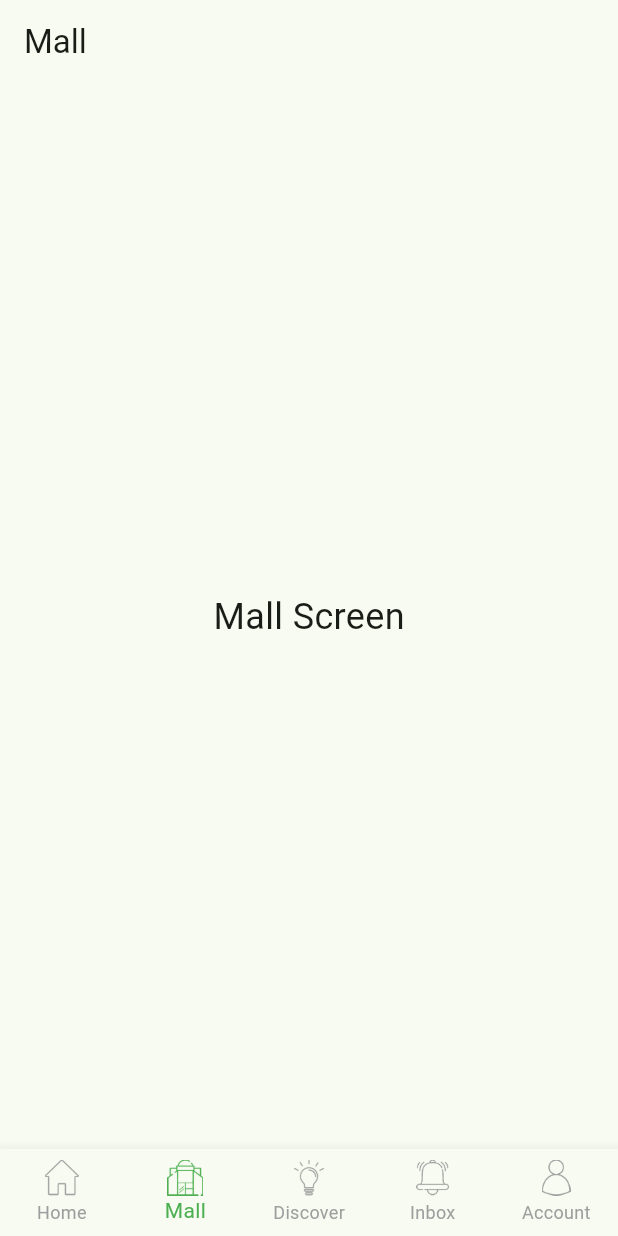
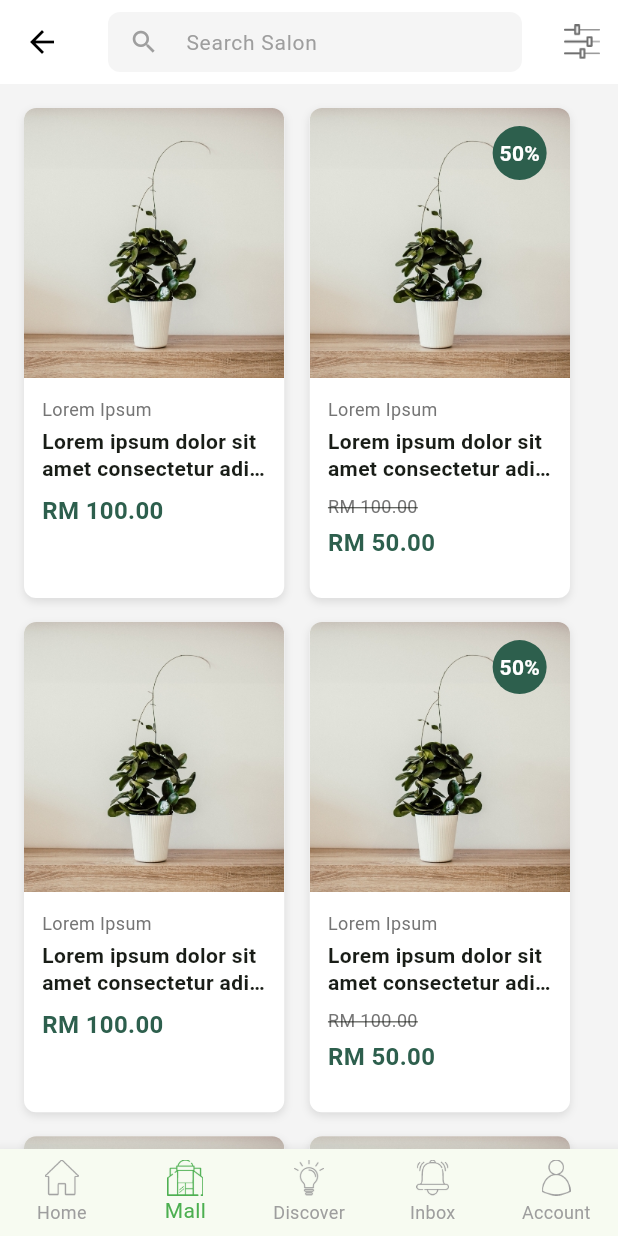
Before and after one commit to muhAzri/sei_asia_dev_test, a Flutter app: the screen it shows after launch, item 2 of the bottom bar chosen, on a phone screen of 412 x 824 dp. Run offline on Flutter 3.47's test engine with Material 3 defaults, Android fonts, the phone set to English and light mode, and no system bars; our stand-ins replace go_router.

Commit message:
feat(mall): implement mall screen with product grid and discount badges

```diff
--- a/lib/screens/home_screen.dart
+++ b/lib/screens/home_screen.dart
@@ -185,18 +185,21 @@ class NewServicesSection extends StatelessWidget {
               padding: const EdgeInsets.symmetric(horizontal: 16),
               children: [
                 ProductCard(
+                  width: 180,
                   imageUrl: Assets.photoImage,
                   category: 'Lorem Ipsum',
                   title: 'Lorem ipsum dolor sit amet consectetur',
                   price: 'RM 10.00',
                 ),
                 ProductCard(
+                  width: 180,
                   imageUrl: Assets.photoImage,
                   category: 'Lorem Ipsum',
                   title: 'Lorem ipsum dolor sit amet consectetur',
                   price: 'RM 10.00',
                 ),
                 ProductCard(
+                  width: 180,
                   imageUrl: Assets.photoImage,
                   category: 'Lorem Ipsum',
                   title: 'Lorem ipsum dolor sit amet consectetur',
--- a/lib/screens/mall_screen.dart
+++ b/lib/screens/mall_screen.dart
@@ -1,4 +1,7 @@
 import 'package:flutter/material.dart';
+import 'package:go_router/go_router.dart';
+import 'package:sei_asia_dev_test/constants/assets.dart';
+import 'package:sei_asia_dev_test/widgets/product_card.dart';
 
 class MallScreen extends StatelessWidget {
   const MallScreen({super.key});
@@ -6,9 +9,62 @@ class MallScreen extends StatelessWidget {
   @override
   Widget build(BuildContext context) {
     return Scaffold(
-      appBar: AppBar(title: const Text('Mall')),
-      body: const Center(
-        child: Text('Mall Screen', style: TextStyle(fontSize: 24)),
+      backgroundColor: Colors.white,
+      appBar: AppBar(
+        backgroundColor: Colors.white,
+        elevation: 0,
+        leading: IconButton(
+          icon: const Icon(Icons.arrow_back, color: Colors.black),
+          onPressed: () => context.go('/home'),
+        ),
+        title: Container(
+          height: 40,
+          decoration: BoxDecoration(
+            color: Colors.grey[100],
+            borderRadius: BorderRadius.circular(8),
+          ),
+          child: TextField(
+            textAlignVertical: TextAlignVertical.center,
+            decoration: InputDecoration(
+              hintText: 'Search Salon',
+              hintStyle: TextStyle(color: Colors.grey[500], fontSize: 14),
+              prefixIcon: Icon(Icons.search, color: Colors.grey[500], size: 20),
+              border: InputBorder.none,
+              contentPadding: EdgeInsets.zero,
+              isDense: true,
+            ),
+          ),
+        ),
+        actions: [
+          IconButton(
+            icon: Image.asset(Assets.iconFilter, width: 24, height: 24),
+            onPressed: () {},
+          ),
+        ],
+      ),
+      body: Container(
+        color: Color(0XFFF4F4F4),
+        child: GridView.builder(
+          padding: const EdgeInsets.all(16),
+          gridDelegate: const SliverGridDelegateWithFixedCrossAxisCount(
+            crossAxisCount: 2,
+            childAspectRatio: 0.58,
+            crossAxisSpacing: 1,
+            mainAxisSpacing: 16,
+          ),
+          itemCount: 8,
+          itemBuilder: (context, index) {
+            final hasDiscount = index % 2 == 1;
+            return ProductCard(
+              imageUrl: Assets.photoImage,
+              category: 'Lorem Ipsum',
+              title: 'Lorem ipsum dolor sit amet consectetur adipiscing elit',
+              price: hasDiscount ? 'RM 50.00' : 'RM 100.00',
+              originalPrice: hasDiscount ? 'RM 100.00' : null,
+              discount: hasDiscount ? '50%' : null,
+            );
+          },
+        ),
       ),
     );
   }
--- a/lib/widgets/product_card.dart
+++ b/lib/widgets/product_card.dart
@@ -5,6 +5,9 @@ class ProductCard extends StatelessWidget {
   final String category;
   final String title;
   final String price;
+  final String? originalPrice;
+  final String? discount;
+  final double? width;
 
   const ProductCard({
     super.key,
@@ -12,12 +15,15 @@ class ProductCard extends StatelessWidget {
     required this.category,
     required this.title,
     required this.price,
+    this.originalPrice,
+    this.discount,
+    this.width,
   });
 
   @override
   Widget build(BuildContext context) {
     return Container(
-      width: 180,
+      width: width,
       margin: const EdgeInsets.only(right: 16),
       decoration: BoxDecoration(
         color: Colors.white,
@@ -33,14 +39,43 @@ class ProductCard extends StatelessWidget {
       child: Column(
         crossAxisAlignment: CrossAxisAlignment.start,
         children: [
+          Stack(
+            children: [
               ClipRRect(
-            borderRadius: const BorderRadius.vertical(top: Radius.circular(8)),
+                borderRadius: const BorderRadius.vertical(
+                  top: Radius.circular(8),
+                ),
                 child: Image.asset(
                   imageUrl,
                   width: double.infinity,
                   height: 180,
                   fit: BoxFit.cover,
                 ),
+              ),
+              if (discount != null)
+                Positioned(
+                  top: 12,
+                  right: 8,
+                  child: Container(
+                    padding: const EdgeInsets.symmetric(
+                      horizontal: 12,
+                      vertical: 8,
+                    ),
+                    decoration: const BoxDecoration(
+                      color: Color(0xFF2D5F4D),
+                      shape: BoxShape.circle,
+                    ),
+                    child: Text(
+                      discount!,
+                      style: const TextStyle(
+                        color: Colors.white,
+                        fontSize: 14,
+                        fontWeight: FontWeight.bold,
+                      ),
+                    ),
+                  ),
+                ),
+            ],
           ),
           Padding(
             padding: const EdgeInsets.all(12),
@@ -49,10 +84,7 @@ class ProductCard extends StatelessWidget {
               children: [
                 Text(
                   category,
-                  style: TextStyle(
-                    fontSize: 12,
-                    color: Colors.grey[600],
-                  ),
+                  style: TextStyle(fontSize: 12, color: Colors.grey[600]),
                 ),
                 const SizedBox(height: 4),
                 Text(
@@ -66,6 +98,17 @@ class ProductCard extends StatelessWidget {
                   overflow: TextOverflow.ellipsis,
                 ),
                 const SizedBox(height: 8),
+                if (originalPrice != null) ...[
+                  Text(
+                    originalPrice!,
+                    style: TextStyle(
+                      fontSize: 12,
+                      color: Colors.grey[600],
+                      decoration: TextDecoration.lineThrough,
+                    ),
+                  ),
+                  const SizedBox(height: 4),
+                ],
                 Text(
                   price,
                   style: const TextStyle(
```
Lines whose indentation alone changed are shown as unchanged.
